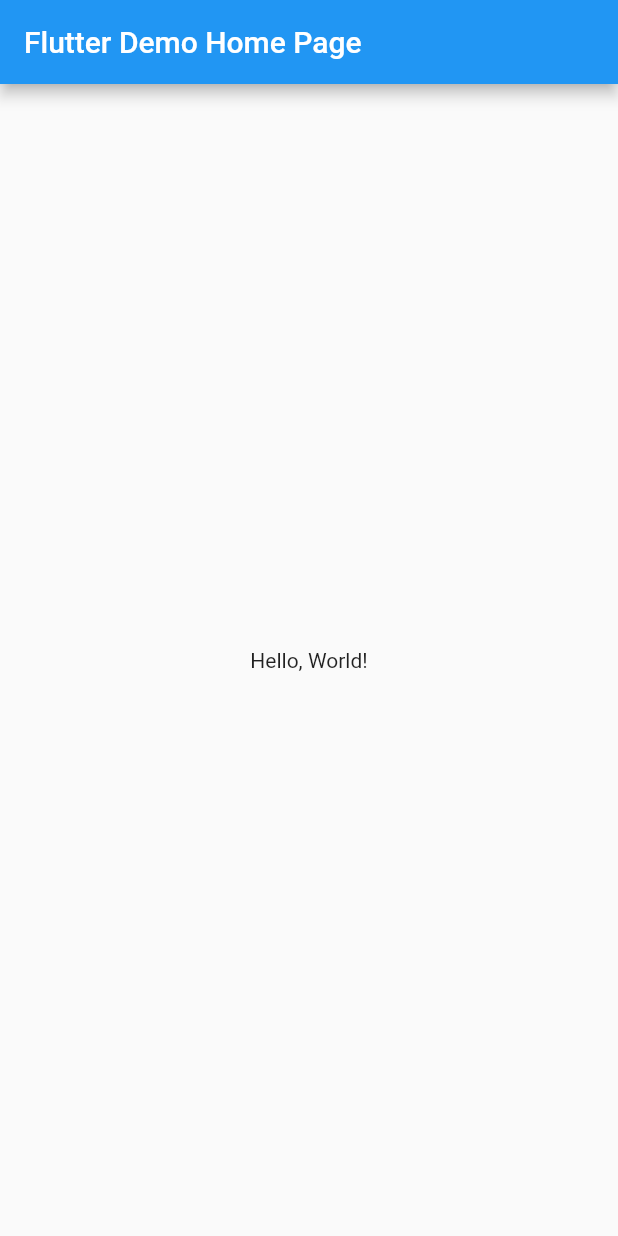
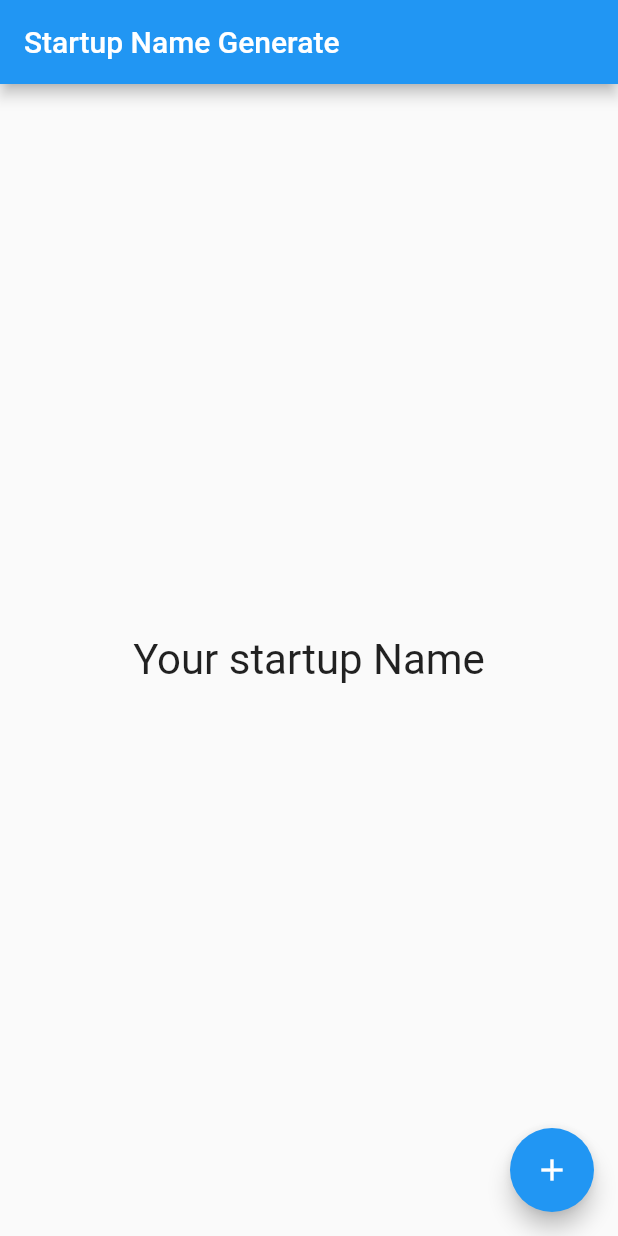
Before and after one commit to sagarprasai/flutter_learning, a Flutter app: the screen it shows after launch, on a phone screen of 412 x 824 dp. Run offline on Flutter 3.47's test engine with Material 2 defaults, Android fonts, the phone set to English and light mode, and no system bars.

Commit message:
initial commit

```diff
--- /dev/null
+++ b/lib/data/collections.dart
@@ -0,0 +1,105 @@
+List<String> collection1 = [
+  "Agile",
+  "Buzz",
+  "Catalyst",
+  "Dazzle",
+  "Echo",
+  "Flare",
+  "Glide",
+  "Harmony",
+  "Infini",
+  "Jolt",
+  "Kaleido",
+  "Lumen",
+  "Momentum",
+  "Nexus",
+  "Optima",
+  "Pulse",
+  "Quantum",
+  "Radiant",
+  "Synergy",
+  "Thrive",
+  "Uplift",
+  "Velocity",
+  "Whiz",
+  "Zenith",
+  "Astra",
+  "Brio",
+  "Clarity",
+  "Dynamo",
+  "Elixir",
+  "Flux",
+  "Genesis",
+  "Helix",
+  "Ignite",
+  "Jetstream",
+  "Luminary",
+  "Mirage",
+  "Nova",
+  "Orion",
+  "Phoenix",
+  "Quantum",
+  "Radiance",
+  "Solace",
+  "Tranquil",
+  "Unity",
+  "Venture",
+  "Wander",
+  "Zephyr",
+  "Atlas",
+  "Blaze",
+  "Catalyst"
+];
+
+List<String> collection2 = [
+  "Alpha",
+  "Bliss",
+  "Cinder",
+  "Dynamo",
+  "Elevate",
+  "Flux",
+  "Galaxy",
+  "Harmony",
+  "Innovate",
+  "Jade",
+  "Kinetic",
+  "Luna",
+  "Momentum",
+  "Nova",
+  "Orbit",
+  "Pulse",
+  "Quantum",
+  "Radiant",
+  "Solar",
+  "Tranquil",
+  "Unity",
+  "Vortex",
+  "Whisper",
+  "Zephyr",
+  "Apex",
+  "Breeze",
+  "Cosmo",
+  "Dazzle",
+  "Elixir",
+  "Fusion",
+  "Glimmer",
+  "Hydra",
+  "Infinity",
+  "Juno",
+  "Luminous",
+  "Meteor",
+  "Nimbus",
+  "Oracle",
+  "Pandora",
+  "Quasar",
+  "Radiance",
+  "Serenity",
+  "Thunder",
+  "Vitality",
+  "Wavelength",
+  "Zen",
+  "Astral",
+  "Blitz",
+  "Catalyst",
+  "Dynamo"
+];
--- a/lib/main.dart
+++ b/lib/main.dart
@@ -1,42 +1,69 @@
 import 'package:flutter/material.dart';
+import 'dart:math';
+import 'data/collections.dart';
 
-void main() => runApp(MyApp());
+void main() => runApp(const MyApp());
 
 class MyApp extends StatelessWidget {
   const MyApp({super.key});
-  // This widget is the root of your application.
+
   @override
   Widget build(BuildContext context) {
-    return MaterialApp(
-      // Application name
-      title: 'Flutter Hello World',
-      // Application theme data, you can set the colors for the application as
-      // you want
-      theme: ThemeData(
-        primarySwatch: Colors.blue,
-      ),
-      // A widget which will be started on application startup
-      home: MyHomePage(title: 'Flutter Demo Home Page'),
-    );
+    return (MaterialApp(
+        title: "Flutter Demo",
+        color: Colors.blue,
+        theme: ThemeData(primarySwatch: Colors.blue),
+        home: MyHomePage()));
   }
 }
 
-class MyHomePage extends StatelessWidget {
-  final String title;
-  const MyHomePage({super.key, required this.title});
+// class MyHomePage extends StatelessWidget {
+//   late String? title;
+//   MyHomePage({super.key, required title});
+
+//   @override
+//   Widget build(BuildContext build) {
+//     return (Scaffold(
+//       appBar:
+//           AppBar(backgroundColor: Colors.orange, title: const Text("Homepage")),
+//       body: Center(child: Text("Hello World!")),
+//     ));
+//   }
+// }
+
+class MyHomePage extends StatefulWidget {
+  const MyHomePage({Key? key}) : super(key: key);
+
+  @override
+  State<MyHomePage> createState() => _MyHomePageState();
+}
+
+class _MyHomePageState extends State<MyHomePage> {
+  int count = 0;
+  String? startupName = 'Your startup Name';
+
+  // from 0 upto 99 included
+
+  void generator() {
+    Random random = new Random();
+    int randomNumber1 = random.nextInt(49);
+    int randomNumber2 = random.nextInt(49);
+    setState(() {
+      startupName = collection1[randomNumber1] + collection2[randomNumber2];
+    });
+  }
 
   @override
   Widget build(BuildContext context) {
-    return Scaffold(
-      appBar: AppBar(
-        // The title text which will be shown on the action bar
-        title: Text(title),
-      ),
+    return (Scaffold(
+      appBar: AppBar(title: Text('Startup Name Generate')),
       body: Center(
-        child: Text(
-          'Hello, World!',
-        ),
-      ),
-    );
+          child: Text(
+        '$startupName',
+        textScaleFactor: 2.0,
+      )),
+      floatingActionButton:
+          FloatingActionButton(onPressed: generator, child: (Icon(Icons.add))),
+    ));
   }
 }
```
